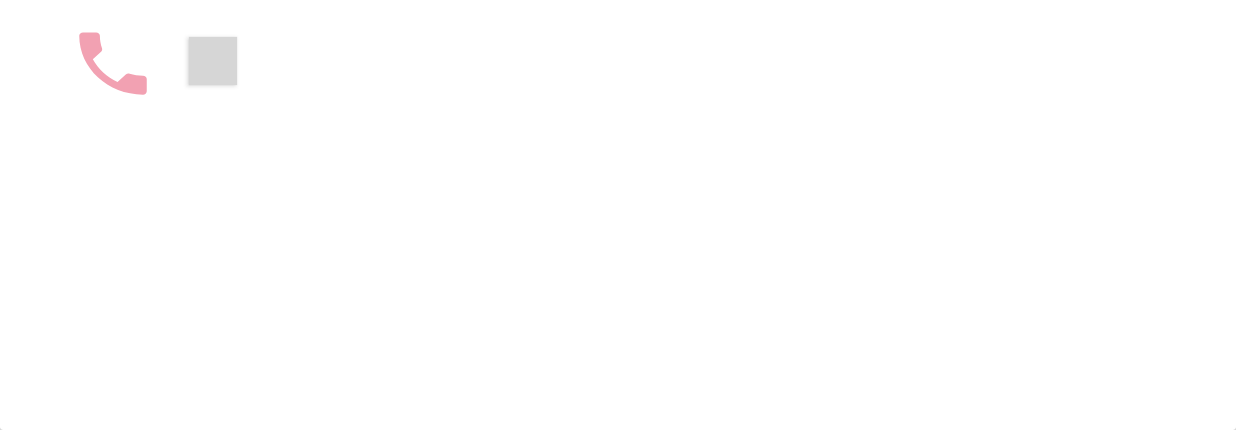
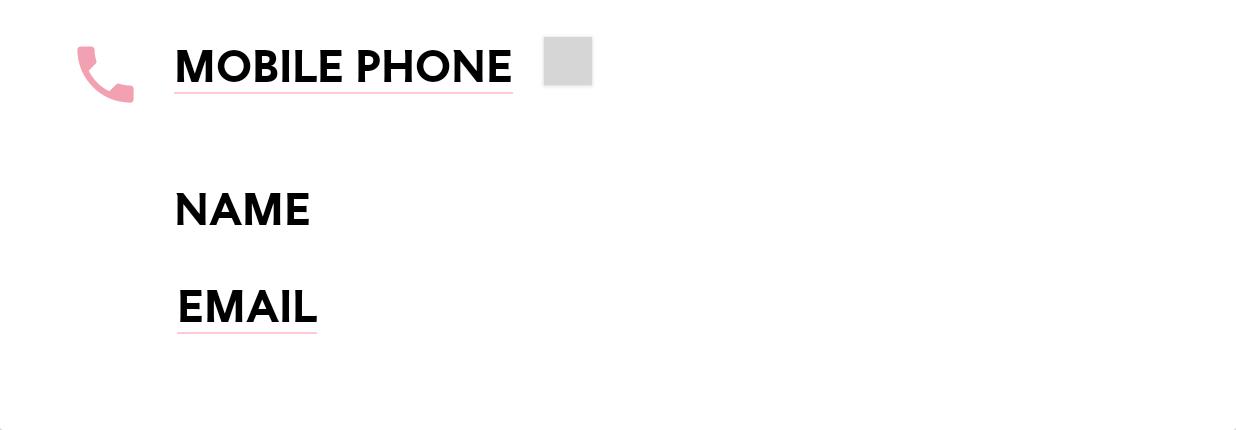
Before and after one commit to dnaz09/PandoraSurveyTabletView, an Android app: the FirstSurvey screen opened directly, with no data from a screen before it, on a phone screen of 824 x 412 dp (held sideways), the part 188-618 px from its top. Run offline under Robolectric (Android 15) with nearby library versions, the phone set to English and light mode, and no system bars; our stand-ins replace Volley; libraries missing offline, so code that uses them is left out: com.hbb20; plain views replace CountryCodePicker; 4 statements that could not run were skipped; grey boxes are pictures that could not be loaded.

```diff
--- a/app/src/main/java/com/example/privateex/pandorasurvey/FirstSurvey.java
+++ b/app/src/main/java/com/example/privateex/pandorasurvey/FirstSurvey.java
@@ -64,8 +64,8 @@ public class FirstSurvey extends AppCompatActivity {
     private RequestQueue requestQueue;
     private StringRequest request;
 
-    TextInputLayout inputFirst, inputLast, inputEmail, inputMobile, inputDate;
-    TextInputEditText edtFirstName, edtLastName, edtEmail, edtMobile, edtBirthDate;
+    TextInputLayout inputFirst, inputMI, inputLast, inputEmail, inputMobile, inputDate;
+    TextInputEditText edtFirstName, edtMiddleInitial, edtLastName, edtEmail, edtMobile, edtBirthDate;
     ImageView imgName, imgEmail, imgMobile, imgDate, imgPandora;
     Calendar myCalendar;
     Button btnSubmit, btnConfirm;
@@ -74,6 +74,7 @@ public class FirstSurvey extends AppCompatActivity {
     Dialog dialogDatePicker;
 
     String fName = "";
+    String MI = "";
     String lName = "";
     String mobNo = "";
     String bday = "";
@@ -100,12 +101,14 @@ public class FirstSurvey extends AppCompatActivity {
         imgPandora = (ImageView) findViewById(R.id.imgLucerne1);
 
         inputFirst = (TextInputLayout) findViewById(R.id.inputFirst);
+        inputMI = (TextInputLayout) findViewById(R.id.inputMI);
         inputLast = (TextInputLayout) findViewById(R.id.inputLast);
         inputEmail = (TextInputLayout) findViewById(R.id.inputEmail);
         inputMobile = (TextInputLayout) findViewById(R.id.inputMobile);
         inputDate = (TextInputLayout) findViewById(R.id.inputDate);
 
         edtFirstName = (TextInputEditText) findViewById(R.id.edtFirstName);
+        edtMiddleInitial = (TextInputEditText) findViewById(R.id.edtMiddleInitial);
         edtLastName = (TextInputEditText) findViewById(R.id.edtLastName);
         edtEmail = (TextInputEditText) findViewById(R.id.edtEmail);
         edtMobile = (TextInputEditText) findViewById(R.id.edtMobile);
@@ -123,6 +126,7 @@ public class FirstSurvey extends AppCompatActivity {
         countryCodePicker = (CountryCodePicker) findViewById(R.id.countryCodePicker);
 
         inputFirst.setVisibility(View.INVISIBLE);
+        inputMI.setVisibility(View.INVISIBLE);
         inputLast.setVisibility(View.INVISIBLE);
         inputEmail.setVisibility(View.INVISIBLE);
         inputMobile.setVisibility(View.INVISIBLE);
@@ -179,6 +183,7 @@ public class FirstSurvey extends AppCompatActivity {
 
                     Survey.countryCode = countryCodePicker.getFullNumberWithPlus();
                     fName = edtFirstName.getText().toString();
+                    MI = edtMiddleInitial.getText().toString();
                     lName = edtLastName.getText().toString();
                     email = edtEmail.getText().toString();
                     mobNo = edtMobile.getText().toString();
@@ -187,7 +192,7 @@ public class FirstSurvey extends AppCompatActivity {
                     Pattern pattern1 = Pattern.compile("^([a-zA-Z0-9_.-])+@([a-zA-Z0-9_.-])+\\.([a-zA-Z])+([a-zA-Z])+");
                     Matcher matcher1 = pattern1.matcher(email);
 
-                    if (fName.equals("") && lName.equals("") && email.equals("")) {
+                    if (fName.equals("") && MI.equals("") && lName.equals("") && email.equals("")) {
                         Toast.makeText(FirstSurvey.this, "Field's are Empty!", Toast.LENGTH_SHORT).show();
                     }
                     if (mobNo.equals("")) {
@@ -195,6 +200,9 @@ public class FirstSurvey extends AppCompatActivity {
                     }
                     else if (fName.equals("")) {
                         edtFirstName.setError("Required");
+                    }
+                    else if (MI.equals("")) {
+                        edtMiddleInitial.setError("Required");
                     }
                     else if (lName.equals("")) {
                         edtLastName.setError("Required");
@@ -256,7 +264,7 @@ public class FirstSurvey extends AppCompatActivity {
             @Override
             public void onCheckedChanged(CompoundButton buttonView, boolean isChecked) {
                 if (isChecked) {
-                    Survey.title = "Ms.";
+                    Survey.title = "MS.";
                     chckMrs.setChecked(false);
                     chckMr.setChecked(false);
                 }
@@ -266,7 +274,7 @@ public class FirstSurvey extends AppCompatActivity {
             @Override
             public void onCheckedChanged(CompoundButton buttonView, boolean isChecked) {
                 if (isChecked) {
-                    Survey.title = "Mrs.";
+                    Survey.title = "MRS.";
                     chckMs.setChecked(false);
                     chckMr.setChecked(false);
                 }
@@ -276,7 +284,7 @@ public class FirstSurvey extends AppCompatActivity {
             @Override
             public void onCheckedChanged(CompoundButton buttonView, boolean isChecked) {
                 if (isChecked) {
-                    Survey.title = "Mr.";
+                    Survey.title = "MR.";
                     chckMrs.setChecked(false);
                     chckMs.setChecked(false);
                 }
@@ -311,6 +319,8 @@ public class FirstSurvey extends AppCompatActivity {
                 imgName.startAnimation(AnimationUtils.loadAnimation(FirstSurvey.this, R.anim.lefttoright));
                 inputFirst.startAnimation(AnimationUtils.loadAnimation(FirstSurvey.this, R.anim.fade_in));
                 inputFirst.setVisibility(View.VISIBLE);
+                inputMI.startAnimation(AnimationUtils.loadAnimation(FirstSurvey.this, R.anim.fade_in));
+                inputMI.setVisibility(View.VISIBLE);
                 inputLast.startAnimation(AnimationUtils.loadAnimation(FirstSurvey.this, R.anim.fade_in));
                 inputLast.setVisibility(View.VISIBLE);
                 chckMs.startAnimation(AnimationUtils.loadAnimation(FirstSurvey.this, R.anim.fade_in));
@@ -507,6 +517,7 @@ public class FirstSurvey extends AppCompatActivity {
                 hashMap.put("branch_code", Survey.branchCode);
                 hashMap.put("title", Survey.title);
                 hashMap.put("firstname",edtFirstName.getText().toString());
+                hashMap.put("middle_initial",edtMiddleInitial.getText().toString());
                 hashMap.put("lastname",edtLastName.getText().toString());
                 hashMap.put("email",edtEmail.getText().toString());
                 hashMap.put("mobile", Survey.countryCode + " " + edtMobile.getText().toString());
@@ -533,6 +544,7 @@ public class FirstSurvey extends AppCompatActivity {
                         JSONObject details = o.getJSONObject("details");
                         String title = details.getString("title");
                         String firstname = details.getString("firstname");
+                        String middle_initial = details.getString("middle_initial");
                         String lastname = details.getString("lastname");
                         String email = details.getString("email");
                         String birthday = details.getString("birthday");
@@ -555,12 +567,14 @@ public class FirstSurvey extends AppCompatActivity {
                                 chckMr.setChecked(false);
                             }
                             edtFirstName.setText(firstname);
+                            edtMiddleInitial.setText(middle_initial);
                             edtLastName.setText(lastname);
                             edtEmail.setText(email);
                             edtBirthDate.setText(birthday);
 
                             edtMobile.setEnabled(false);
                             edtFirstName.setEnabled(false);
+                            edtMiddleInitial.setEnabled(false);
                             edtLastName.setEnabled(false);
                             edtEmail.setEnabled(false);
                             edtBirthDate.setEnabled(false);
@@ -679,6 +693,7 @@ public class FirstSurvey extends AppCompatActivity {
     //Clear All
     private void ClearEditText() {
         edtFirstName.setText("");
+        edtMiddleInitial.setText("");
         edtLastName.setText("");
         edtMobile.setText("");
         edtEmail.setText("");
--- /dev/null
+++ b/app/src/main/res/drawable/text_underline.xml
@@ -0,0 +1,13 @@
+<?xml version="1.0" encoding="utf-8"?>
+<layer-list xmlns:android="http://schemas.android.com/apk/res/android">
+<item android:top="-10dp"
+    android:left="-10dp"
+    android:right="-10dp">
+    <shape android:shape="rectangle">
+        <solid android:color="@android:color/transparent"/>
+
+        <stroke android:width="1.5dp"
+            android:color="#FFCAD4"/>
+    </shape>
+</item>
+</layer-list>
--- a/app/src/main/res/drawable/textview_border.xml
+++ b/app/src/main/res/drawable/textview_border.xml
@@ -3,7 +3,7 @@
     android:shape="rectangle" >
 
     <stroke
-        android:width="2dp"
+        android:width="1dp"
         android:color="#FFCAD4" />
 
 </shape>
--- a/app/src/main/res/layout/activity_first_survey.xml
+++ b/app/src/main/res/layout/activity_first_survey.xml
@@ -51,46 +51,57 @@
                     android:layout_height="wrap_content">
 
                     <ImageView
-                        android:layout_marginTop="5dp"
+                        android:layout_marginTop="20dp"
                         android:visibility="visible"
                         android:id="@+id/imgName"
                         android:background="@drawable/ic_person_black_24dp"
-                        android:layout_width="60dp"
-                        android:layout_height="65dp" />
+                        android:layout_width="50dp"
+                        android:layout_height="50dp" />
+
+                    <TextView
+                        android:layout_width="wrap_content"
+                        android:layout_height="wrap_content"
+                        android:text="NAME"
+                        android:fontFamily="@font/pantext_tt_bold"
+                        android:textSize="30dp"
+                        android:textColor="@color/black"
+                        android:layout_marginTop="18dp"
+                        android:layout_marginLeft="20.5dp"
+                        style="@style/Hyperlink"/>
 
                     <CheckBox
                         android:layout_marginTop="10dp"
                         android:id="@+id/chckMs"
-                    android:textSize="27dp"
-                    android:layout_gravity="center"
-                    android:typeface="serif"
-                    android:text="Ms."
+                        android:textSize="20dp"
+                        android:layout_gravity="center"
+                        android:fontFamily="@font/pantext_tt_light"
+                        android:text="MS."
                         android:buttonTint="@color/checkbox_filter_tint"
-                    android:layout_width="wrap_content"
-                    android:layout_height="wrap_content"
-                        android:layout_marginLeft="15dp"/>
+                        android:layout_width="wrap_content"
+                        android:layout_height="wrap_content"
+                        android:layout_marginLeft="10dp"/>
 
                     <CheckBox
                         android:layout_marginTop="10dp"
                         android:id="@+id/chckMrs"
-                        android:textSize="27dp"
+                        android:textSize="20dp"
                         android:layout_gravity="center"
-                        android:typeface="serif"
-                        android:text="Mrs."
+                        android:fontFamily="@font/pantext_tt_light"
+                        android:text="MRS."
                         android:buttonTint="@color/checkbox_filter_tint"
-                        android:layout_marginLeft="15dp"
+                        android:layout_marginLeft="10dp"
                         android:layout_width="wrap_content"
                         android:layout_height="wrap_content" />
 
                     <CheckBox
                         android:layout_marginTop="10dp"
                         android:id="@+id/chckMr"
-                        android:textSize="27dp"
+                        android:textSize="20dp"
                         android:layout_gravity="center"
-                        android:typeface="serif"
+                        android:fontFamily="@font/pantext_tt_light"
                         android:buttonTint="@color/checkbox_filter_tint"
-                        android:text="Mr."
-                        android:layout_marginLeft="15dp"
+                        android:text="MR."
+                        android:layout_marginLeft="10dp"
                         android:layout_width="wrap_content"
                         android:layout_height="wrap_content" />
 
@@ -100,14 +111,15 @@
                         android:id="@+id/inputFirst"
                         android:layout_marginTop="5dp"
                         android:layout_marginRight="10dp"
-                        android:layout_marginLeft="15dp"
-                        android:layout_width="230dp"
+                        android:layout_marginLeft="10dp"
+                        android:layout_width="150dp"
                         android:layout_height="wrap_content">
 
                         <android.support.design.widget.TextInputEditText
                             android:id="@+id/edtFirstName"
                             android:typeface="serif"
-                            android:hint="First"
+                            android:hint="FIRST"
+                            android:gravity="center_horizontal"
                             android:singleLine="true"
                             android:textSize="25sp"
                             android:digits="@string/charset"
@@ -122,6 +134,32 @@
                     <TextView
                         android:layout_width="wrap_content"
                         android:layout_height="wrap_content" />
+
+                    <android.support.design.widget.TextInputLayout
+                        android:theme="@style/TextInputLayoutAppearance"
+                        android:visibility="visible"
+                        android:id="@+id/inputMI"
+                        android:layout_marginTop="5dp"
+                        android:layout_marginRight="10dp"
+                        android:layout_marginLeft="10dp"
+                        android:layout_width="100dp"
+                        android:layout_height="wrap_content">
+
+                        <android.support.design.widget.TextInputEditText
+                            android:id="@+id/edtMiddleInitial"
+                            android:typeface="serif"
+                            android:hint="M.I."
+                            android:gravity="center_horizontal"
+                            android:singleLine="true"
+                            android:textSize="25sp"
+                            android:digits="@string/charset"
+                            android:inputType="textCapWords|text"
+                            android:imeOptions="actionDone"
+                            android:backgroundTint="@color/richpink"
+                            android:textColorHint="@color/whiteGray"
+                            android:layout_width="match_parent"
+                            android:layout_height="match_parent" />
+                    </android.support.design.widget.TextInputLayout>
 
                     <android.support.design.widget.TextInputLayout
                         android:theme="@style/TextInputLayoutAppearance"
@@ -141,7 +179,8 @@
                             android:inputType="textCapWords|text"
                             android:textColorHint="@color/whiteGray"
                             android:backgroundTint="@color/richpink"
-                            android:hint="Last"
+                            android:hint="LAST"
+                            android:gravity="center_horizontal"
                             android:layout_width="match_parent"
                             android:layout_height="match_parent" />
                     </android.support.design.widget.TextInputLayout>
@@ -151,11 +190,25 @@
                     android:visibility="visible"
                     android:id="@+id/imgEmail"
                     android:layout_marginLeft="35dp"
-                    android:layout_marginTop="20dp"
+                    android:layout_marginTop="30dp"
                     android:background="@drawable/ic_email_black_24dp"
                     android:layout_below="@+id/layout"
-                    android:layout_width="60dp"
-                    android:layout_height="55dp" />
+                    android:layout_width="50dp"
+                    android:layout_height="50dp" />
+
+                <TextView
+                    android:id="@+id/EmailText"
+                    android:layout_width="wrap_content"
+                    android:layout_height="wrap_content"
+                    android:text="EMAIL"
+                    android:textSize="30dp"
+                    android:textColor="@color/black"
+                    android:fontFamily="@font/pantext_tt_bold"
+                    android:layout_below="@+id/layout"
+                    style="@style/Hyperlink"
+                    android:layout_marginLeft="108dp"
+                    android:layout_marginTop="30dp"
+                    />
 
                 <android.support.design.widget.TextInputLayout
                     android:theme="@style/TextInputLayoutAppearance"
@@ -164,7 +217,7 @@
                     android:layout_marginLeft="15dp"
                     android:layout_marginTop="13dp"
                     android:layout_below="@+id/layout"
-                    android:layout_toRightOf="@+id/imgEmail"
+                    android:layout_toRightOf="@+id/EmailText"
                     android:layout_width="match_parent"
                     android:layout_height="wrap_content"
                     android:layout_marginRight="35dp">
@@ -175,7 +228,7 @@
                         android:textSize="25sp"
                         android:textColorHint="@color/whiteGray"
                         android:backgroundTint="@color/richpink"
-                        android:hint="Email"
+                        android:hint="juandelacruz@sample.com"
                         android:digits="0123456789@.,_qwertzuiopasdfghjklyxcvbnmQWERTYUIOPASDFGHJKLZXCVBNM"
                         android:singleLine="true"
                         android:inputType="textEmailAddress"
@@ -189,17 +242,31 @@
                     android:id="@+id/imgPhone"
                     android:background="@drawable/ic_phone_black_24dp"
                     android:layout_marginLeft="35dp"
-                    android:layout_marginTop="70dp"
-                    android:layout_width="60dp"
+                    android:layout_marginTop="80dp"
+                    android:layout_width="50dp"
                     android:layout_below="@+id/imgLucerne"
-                    android:layout_height="55dp"/>
+                    android:layout_height="50dp"/>
+
+                <TextView
+                    android:id="@+id/mobileText"
+                    android:layout_width="wrap_content"
+                    android:layout_height="wrap_content"
+                    android:text="MOBILE PHONE"
+                    android:textSize="30dp"
+                    android:fontFamily="@font/pantext_tt_bold"
+                    android:textColor="@color/black"
+                    android:layout_below="@+id/imgLucerne"
+                    android:layout_toRightOf="@+id/imgPhone"
+                    android:layout_marginTop="80dp"
+                    android:layout_marginLeft="20.5dp"
+                    style="@style/Hyperlink" />
 
                 <android.support.v7.widget.CardView
                     android:id="@+id/cardView"
                     android:layout_marginLeft="20.5dp"
                     android:layout_marginTop="80dp"
                     android:layout_below="@+id/imgLucerne"
-                    android:layout_toRightOf="@+id/imgPhone"
+                    android:layout_toRightOf="@+id/mobileText"
                     android:layout_width="wrap_content"
                     android:layout_height="wrap_content">
 
@@ -229,7 +296,7 @@
                         android:textSize="25sp"
                         android:textColorHint="@color/whiteGray"
                         android:backgroundTint="@color/richpink"
-                        android:hint="Mobile Number"
+                        android:hint="000-000-0000"
                         android:singleLine="true"
                         android:maxLength="12"
                         android:layout_width="match_parent"
@@ -241,21 +308,34 @@
                 <ImageView
                     android:visibility="visible"
                     android:background="@drawable/ic_perm_contact_calendar_black_24dp"
-                    android:layout_marginTop="25dp"
+                    android:layout_marginTop="30dp"
                     android:layout_marginLeft="35dp"
                     android:id="@+id/imgBirth"
                     android:layout_below="@+id/imgEmail"
-                    android:layout_width="60dp"
-                    android:layout_height="65dp" />
+                    android:layout_width="50dp"
+                    android:layout_height="50dp" />
+
+                <TextView
+                    android:id="@+id/BirthText"
+                    android:layout_width="wrap_content"
+                    android:layout_height="wrap_content"
+                    android:text="BIRTHDATE"
+                    android:textSize="30dp"
+                    android:textColor="@color/black"
+                    style="@style/Hyperlink"
+                    android:fontFamily="@font/pantext_tt_bold"
+                    android:layout_below="@+id/EmailText"
+                    android:layout_marginLeft="108dp"
+                    android:layout_marginTop="40dp"/>
 
                 <android.support.design.widget.TextInputLayout
                     android:theme="@style/TextInputLayoutAppearance"
                     android:visibility="visible"
                     android:id="@+id/inputDate"
                     android:layout_marginLeft="15dp"
-                    android:layout_marginTop="20dp"
+                    android:layout_marginTop="15dp"
                     android:layout_below="@+id/inputEmail"
-                    android:layout_toRightOf="@+id/imgBirth"
+                    android:layout_toRightOf="@+id/BirthText"
                     android:layout_width="match_parent"
                     android:layout_height="wrap_content"
                     android:layout_marginRight="35dp">
--- a/app/src/main/res/layout/activity_splashscreen.xml
+++ b/app/src/main/res/layout/activity_splashscreen.xml
@@ -8,7 +8,7 @@
     <ImageView
         android:id="@+id/imgPandora"
         android:layout_centerHorizontal="true"
-        android:layout_marginTop="150dp"
+        android:layout_marginTop="100dp"
         android:layout_width="500dp"
         android:layout_height="100dp"
         android:background="@drawable/pandora_logo" />
@@ -18,12 +18,14 @@
         android:layout_height="60dp"
         android:layout_centerHorizontal="true"
         android:background="@drawable/textview_border"
-        android:padding="15dp"
+        android:padding="21dp"
         android:visibility="visible"
         android:layout_marginTop="400dp"
         android:gravity="center"
         android:text="CUSTOMER RELATIONSHIP MANAGEMENT"
         android:textSize="15dp"
+        android:fontFamily="@font/pantext_tt_regular"
+        android:textColor="@android:color/black"
         />
 
 </RelativeLayout>
--- a/app/src/main/res/values/colors.xml
+++ b/app/src/main/res/values/colors.xml
@@ -14,6 +14,6 @@
     <color name="skyRed">#f74444</color>
     <color name="green">#51a151</color>
     <color name="blushpink">#FE828C</color>
-    <color name="richpink">#FFCAD4</color>
+    <color name="richpink">#F2A1B2</color>
     <color name="lightpink">#FFCAD4</color>
 </resources>
--- a/app/src/main/res/values/styles.xml
+++ b/app/src/main/res/values/styles.xml
@@ -69,4 +69,8 @@
         <item name="android:datePickerMode">spinner</item>
     </style>
 
+    <style name="Hyperlink">
+        <item name="android:textColor">#FFCAD4</item>
+        <item name="android:background">@drawable/text_underline</item>
+    </style>
 </resources>
```
Also changed, not shown: app/src/main/res/font/pantext_tt_bold.ttf (added), app/src/main/res/font/pantext_tt_light.ttf (added), app/src/main/res/font/pantext_tt_regular.ttf (added).
